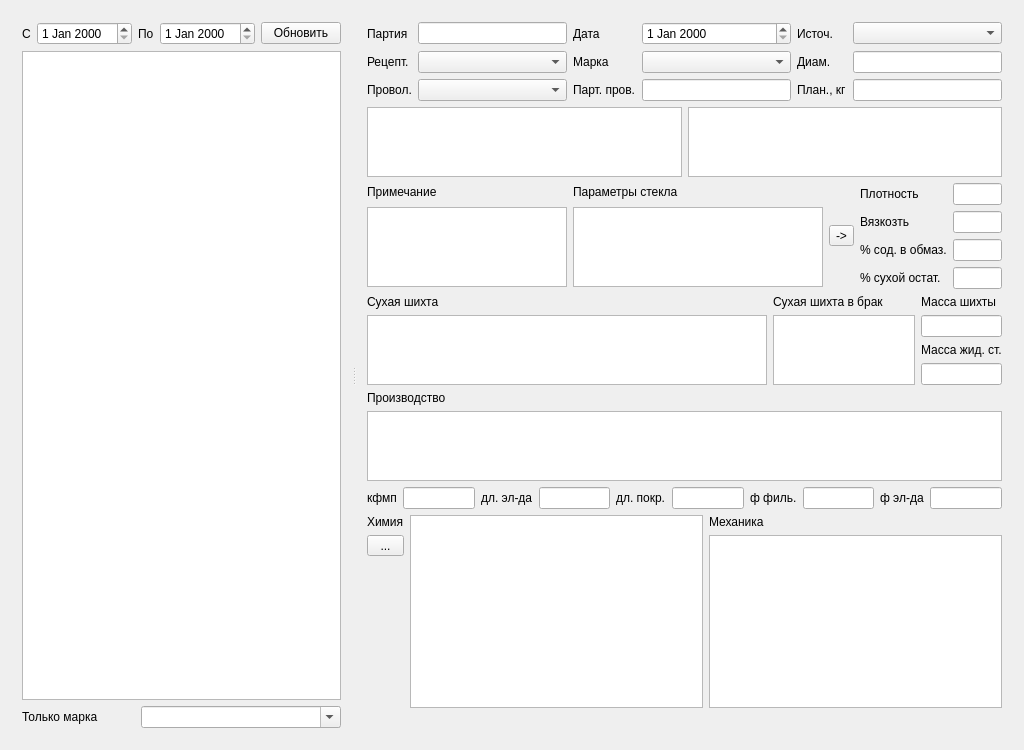
Qt form mainwidget.ui (Sergeyego/el_part) before a commit.
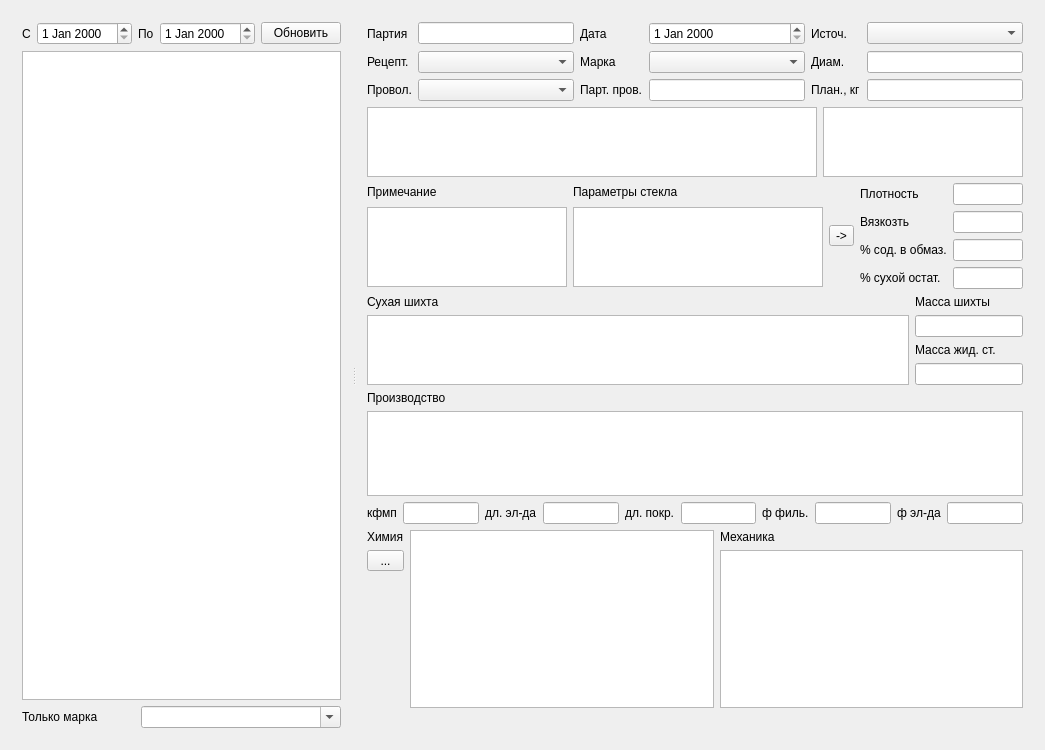
The same form after that commit. Custom widgets are drawn as their Qt base class.

Patch:
```diff
--- a/mainwidget.ui
+++ b/mainwidget.ui
@@ -19,7 +19,7 @@
      <property name="orientation">
       <enum>Qt::Horizontal</enum>
      </property>
-     <widget class="QWidget" name="">
+     <widget class="QWidget" name="layoutWidget">
       <layout class="QVBoxLayout" name="verticalLayout_7">
        <item>
         <layout class="QHBoxLayout" name="horizontalLayout_2">
@@ -94,7 +94,7 @@
        </item>
       </layout>
      </widget>
-     <widget class="QWidget" name="">
+     <widget class="QWidget" name="layoutWidget">
       <layout class="QVBoxLayout" name="verticalLayout_8">
        <item>
         <layout class="QGridLayout" name="gridLayout_2">
@@ -201,6 +201,12 @@
         <layout class="QHBoxLayout" name="horizontalLayout_6">
          <item>
           <widget class="DbViewer" name="tableViewGlass">
+           <property name="minimumSize">
+            <size>
+             <width>450</width>
+             <height>0</height>
+            </size>
+           </property>
            <property name="maximumSize">
             <size>
              <width>16777215</width>
@@ -304,19 +310,57 @@
           <layout class="QGridLayout" name="gridLayout">
            <item row="3" column="0">
             <widget class="QLabel" name="label_18">
+             <property name="sizePolicy">
+              <sizepolicy hsizetype="Maximum" vsizetype="Preferred">
+               <horstretch>0</horstretch>
+               <verstretch>0</verstretch>
+              </sizepolicy>
+             </property>
              <property name="text">
               <string>% сухой остат.</string>
              </property>
             </widget>
            </item>
            <item row="0" column="1">
-            <widget class="QLineEdit" name="lineEditPlot"/>
+            <widget class="QLineEdit" name="lineEditPlot">
+             <property name="minimumSize">
+              <size>
+               <width>70</width>
+               <height>0</height>
+              </size>
+             </property>
+             <property name="maximumSize">
+              <size>
+               <width>100</width>
+               <height>16777215</height>
+              </size>
+             </property>
+            </widget>
            </item>
            <item row="2" column="1">
-            <widget class="QLineEdit" name="lineEditObm"/>
+            <widget class="QLineEdit" name="lineEditObm">
+             <property name="minimumSize">
+              <size>
+               <width>70</width>
+               <height>0</height>
+              </size>
+             </property>
+             <property name="maximumSize">
+              <size>
+               <width>100</width>
+               <height>16777215</height>
+              </size>
+             </property>
+            </widget>
            </item>
            <item row="0" column="0">
             <widget class="QLabel" name="label_15">
+             <property name="sizePolicy">
+              <sizepolicy hsizetype="Maximum" vsizetype="Preferred">
+               <horstretch>0</horstretch>
+               <verstretch>0</verstretch>
+              </sizepolicy>
+             </property>
              <property name="text">
               <string>Плотность</string>
              </property>
@@ -324,13 +368,32 @@
            </item>
            <item row="1" column="0">
             <widget class="QLabel" name="label_16">
+             <property name="sizePolicy">
+              <sizepolicy hsizetype="Maximum" vsizetype="Preferred">
+               <horstretch>0</horstretch>
+               <verstretch>0</verstretch>
+              </sizepolicy>
+             </property>
              <property name="text">
               <string>Вязкозть</string>
              </property>
             </widget>
            </item>
            <item row="3" column="1">
-            <widget class="QLineEdit" name="lineEditOst"/>
+            <widget class="QLineEdit" name="lineEditOst">
+             <property name="minimumSize">
+              <size>
+               <width>70</width>
+               <height>0</height>
+              </size>
+             </property>
+             <property name="maximumSize">
+              <size>
+               <width>100</width>
+               <height>16777215</height>
+              </size>
+             </property>
+            </widget>
            </item>
            <item row="2" column="0">
             <widget class="QLabel" name="label_17">
@@ -340,7 +403,20 @@
             </widget>
            </item>
            <item row="1" column="1">
-            <widget class="QLineEdit" name="lineEditVyaz"/>
+            <widget class="QLineEdit" name="lineEditVyaz">
+             <property name="minimumSize">
+              <size>
+               <width>70</width>
+               <height>0</height>
+              </size>
+             </property>
+             <property name="maximumSize">
+              <size>
+               <width>100</width>
+               <height>16777215</height>
+              </size>
+             </property>
+            </widget>
            </item>
           </layout>
          </item>
@@ -367,7 +443,7 @@
             <widget class="DbViewer" name="tableViewDoz">
              <property name="minimumSize">
               <size>
-               <width>400</width>
+               <width>500</width>
                <height>0</height>
               </size>
              </property>
@@ -381,39 +457,12 @@
            </item>
           </layout>
          </item>
-         <item>
-          <layout class="QVBoxLayout" name="verticalLayout_10">
-           <item>
-            <widget class="QLabel" name="label_13">
-             <property name="sizePolicy">
-              <sizepolicy hsizetype="Preferred" vsizetype="Maximum">
-               <horstretch>0</horstretch>
-               <verstretch>0</verstretch>
-              </sizepolicy>
-             </property>
-             <property name="text">
-              <string>Сухая шихта в брак</string>
-             </property>
-            </widget>
-           </item>
-           <item>
-            <widget class="DbViewer" name="tableViewBrak">
-             <property name="maximumSize">
-              <size>
-               <width>16777215</width>
-               <height>80</height>
-              </size>
-             </property>
-            </widget>
-           </item>
-          </layout>
-         </item>
          <item>
           <layout class="QVBoxLayout" name="verticalLayout_9">
            <item>
             <widget class="QLabel" name="label_30">
              <property name="sizePolicy">
-              <sizepolicy hsizetype="Preferred" vsizetype="Maximum">
+              <sizepolicy hsizetype="Maximum" vsizetype="Maximum">
                <horstretch>0</horstretch>
                <verstretch>0</verstretch>
               </sizepolicy>
@@ -424,12 +473,19 @@
             </widget>
            </item>
            <item>
-            <widget class="QLineEdit" name="lineEditMasDry"/>
+            <widget class="QLineEdit" name="lineEditMasDry">
+             <property name="sizePolicy">
+              <sizepolicy hsizetype="Maximum" vsizetype="Fixed">
+               <horstretch>0</horstretch>
+               <verstretch>0</verstretch>
+              </sizepolicy>
+             </property>
+            </widget>
            </item>
            <item>
             <widget class="QLabel" name="label_29">
              <property name="sizePolicy">
-              <sizepolicy hsizetype="Preferred" vsizetype="Maximum">
+              <sizepolicy hsizetype="Maximum" vsizetype="Maximum">
                <horstretch>0</horstretch>
                <verstretch>0</verstretch>
               </sizepolicy>
@@ -440,7 +496,14 @@
             </widget>
            </item>
            <item>
-            <widget class="QLineEdit" name="lineEditMasGl"/>
+            <widget class="QLineEdit" name="lineEditMasGl">
+             <property name="sizePolicy">
+              <sizepolicy hsizetype="Maximum" vsizetype="Fixed">
+               <horstretch>0</horstretch>
+               <verstretch>0</verstretch>
+              </sizepolicy>
+             </property>
+            </widget>
            </item>
           </layout>
          </item>
@@ -466,7 +529,7 @@
            <property name="maximumSize">
             <size>
              <width>16777215</width>
-             <height>80</height>
+             <height>120</height>
             </size>
            </property>
           </widget>
```
Left out of the diff: 19 changed lines with no effect on the pictures.
